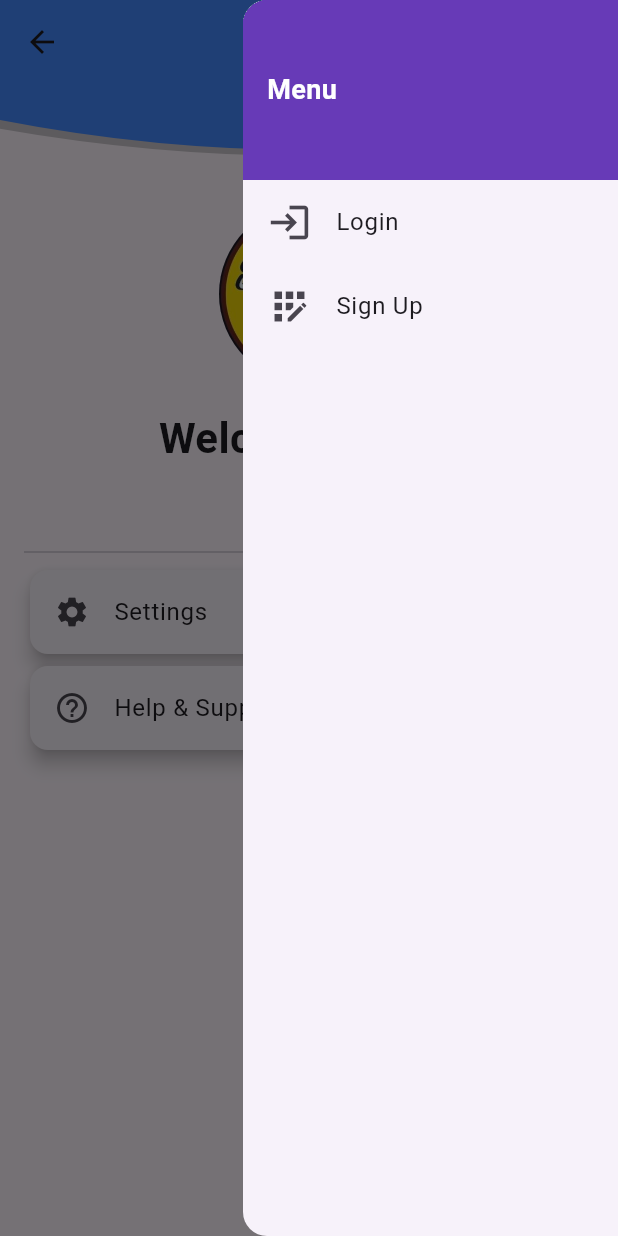
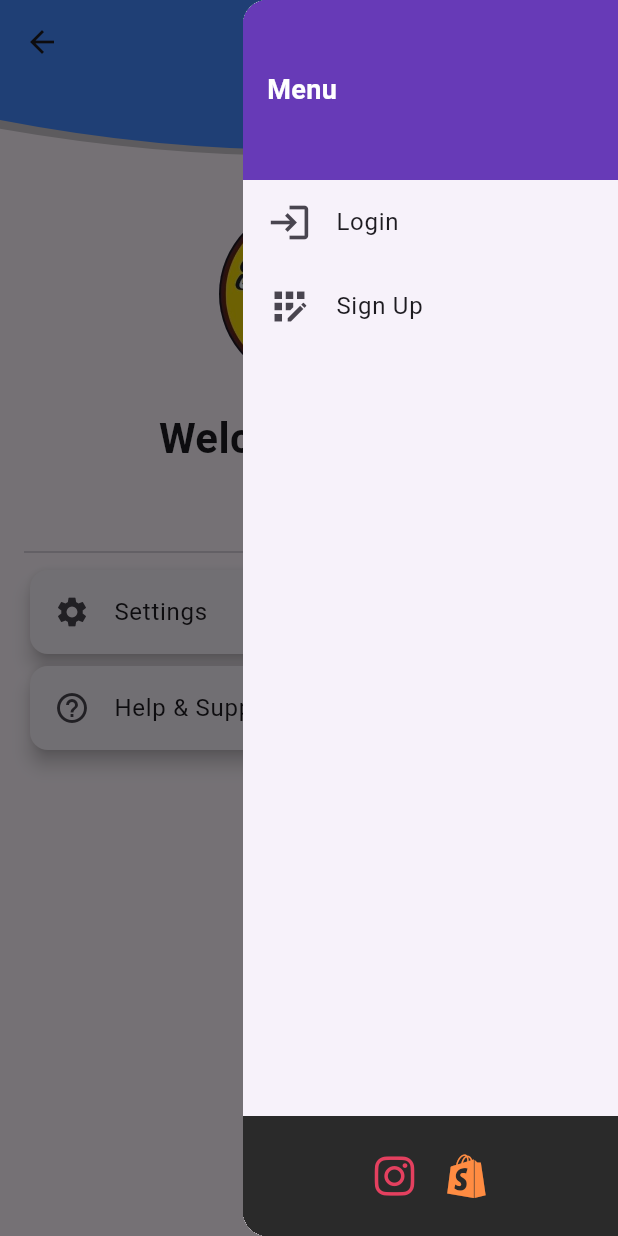
Before and after one commit to Reeyyyh/sale_pisang_malang_mobile, a Flutter app: the ProfilePageView screen opened directly, with the side drawer open, on a phone screen of 412 x 824 dp. Run offline on Flutter 3.47's test engine with Material 3 defaults, Android fonts, the phone set to English and light mode, and no system bars; our stand-ins replace cloud_firestore, firebase_auth, firebase_core, font_awesome_flutter, get; missing offline and left inert: curved_navigation_bar_with_label; accounts and stored records are empty.

Commit message:
add font awesome icon, update color curved nav bar, add icon to footer drawer

```diff
--- a/lib/app/modules/Page/4_Profile/controllers/profile_page_controller.dart
+++ b/lib/app/modules/Page/4_Profile/controllers/profile_page_controller.dart
@@ -3,7 +3,6 @@ import 'package:get/get.dart';
 import 'package:sale_pisang_malang/app/modules/Admin/views/admin_dashboard_page.dart';
 import 'package:sale_pisang_malang/app/modules/auth/services/auth_service.dart';
 import 'package:sale_pisang_malang/app/modules/auth/views/login_page_view.dart';
-
 
 class ProfileController extends GetxController {
   final AuthService _authService = Get.find<AuthService>();
@@ -36,7 +35,8 @@ class ProfileController extends GetxController {
     if (role.value == 'admin') {
       Get.offAll(() => const AdminDashboardView());
     } else {
-      Get.snackbar("Access Denied", "You are not authorized to access the admin dashboard.");
+      Get.snackbar("Access Denied",
+          "You are not authorized to access the admin dashboard.");
     }
   }
 }
--- a/lib/app/modules/Page/4_Profile/views/profile_page_view.dart
+++ b/lib/app/modules/Page/4_Profile/views/profile_page_view.dart
@@ -1,4 +1,5 @@
 import 'package:flutter/material.dart';
+import 'package:font_awesome_flutter/font_awesome_flutter.dart';
 import 'package:get/get.dart';
 import 'package:sale_pisang_malang/app/modules/Page/4_Profile/controllers/profile_page_controller.dart';
 import 'package:sale_pisang_malang/app/modules/auth/views/login_page_view.dart';
@@ -34,7 +35,8 @@ class ProfilePageView extends StatelessWidget {
               child: AppBar(
                 title: const Text(
                   'Profile',
-                  style: TextStyle(fontWeight: FontWeight.bold, color: Colors.white),
+                  style: TextStyle(
+                      fontWeight: FontWeight.bold, color: Colors.white),
                 ),
                 centerTitle: true,
                 backgroundColor: Colors.blueAccent,
@@ -57,6 +59,9 @@ class ProfilePageView extends StatelessWidget {
       ),
       endDrawer: Drawer(
         width: 250,
+        child: Column(
+          children: [
+            Expanded(
               child: ListView(
                 padding: EdgeInsets.zero,
                 children: [
@@ -69,7 +74,11 @@ class ProfilePageView extends StatelessWidget {
                       padding: const EdgeInsets.symmetric(horizontal: 16.0),
                       child: const Text(
                         'Menu',
-                  style: TextStyle(color: Colors.white, fontSize: 18, fontWeight: FontWeight.bold),
+                        style: TextStyle(
+                          color: Colors.white,
+                          fontSize: 18,
+                          fontWeight: FontWeight.bold,
+                        ),
                       ),
                     ),
                   ),
@@ -83,18 +92,21 @@ class ProfilePageView extends StatelessWidget {
                             onTap: () {
                               Navigator.pop(context);
                               Get.to(() => LoginPageView())?.then((_) async {
-                          await Future.delayed(const Duration(seconds: 2));
+                                await Future.delayed(
+                                    const Duration(seconds: 2));
                                 Get.offAll(() => LoginPageView());
                               });
                             },
                           ),
                           ListTile(
-                      leading: const Icon(Icons.app_registration, size: 30),
+                            leading:
+                                const Icon(Icons.app_registration, size: 30),
                             title: const Text('Sign Up'),
                             onTap: () {
                               Navigator.pop(context);
                               Get.to(() => SignUpPageView())?.then((_) async {
-                          await Future.delayed(const Duration(seconds: 2));
+                                await Future.delayed(
+                                    const Duration(seconds: 2));
                                 Get.offAll(() => SignUpPageView());
                               });
                             },
@@ -112,6 +124,40 @@ class ProfilePageView extends StatelessWidget {
                       );
                     }
                   }),
+                ],
+              ),
+            ),
+            // Footer yang diletakkan di bagian bawah Drawer
+            Container(
+              width: double.maxFinite,
+              padding: const EdgeInsets.all(16),
+              color: const Color(0xFF2A2A2A), // Background lebih gelap
+              child: Row(
+                mainAxisAlignment: MainAxisAlignment.center,
+                children: [
+                  Row(
+                    children: [
+                      IconButton(
+                        icon: const FaIcon(
+                          FontAwesomeIcons.instagram,
+                          color: Color(0xFFE4405F), // Warna khas Instagram
+                          size: 30,
+                        ),
+                        onPressed: () => {},
+                      ),
+                      IconButton(
+                        icon: const FaIcon(
+                          FontAwesomeIcons.shopify,
+                          color: Color(0xFFFF8C42), // Warna oranye yang serasi
+                          size: 30,
+                        ),
+                        onPressed: () => {},
+                      ),
+                    ],
+                  ),
+                ],
+              ),
+            )
           ],
         ),
       ),
@@ -133,7 +179,8 @@ class ProfilePageView extends StatelessWidget {
                   profileController.role.value.isEmpty
                       ? 'Welcome Guest'
                       : profileController.userName.value,
-                  style: const TextStyle(fontSize: 28, fontWeight: FontWeight.bold),
+                  style: const TextStyle(
+                      fontSize: 28, fontWeight: FontWeight.bold),
                 ),
               ),
             ),
@@ -154,7 +201,8 @@ class ProfilePageView extends StatelessWidget {
                 return Card(
                   elevation: 5,
                   child: ListTile(
-                    leading: const Icon(Icons.admin_panel_settings, color: Colors.blueAccent),
+                    leading: const Icon(Icons.admin_panel_settings,
+                        color: Colors.blueAccent),
                     title: const Text('Admin Dashboard'),
                     onTap: profileController.goToAdminDashboard,
                   ),
```
Also changed, not shown: lib/app/modules/home/views/start_page_view.dart (+4 -4 lines), pubspec.yaml (+4 -3 lines), pubspec.lock, 5 other files. Lines whose indentation alone changed are shown as unchanged.
